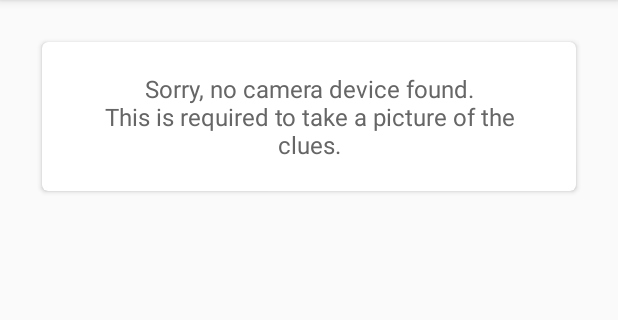
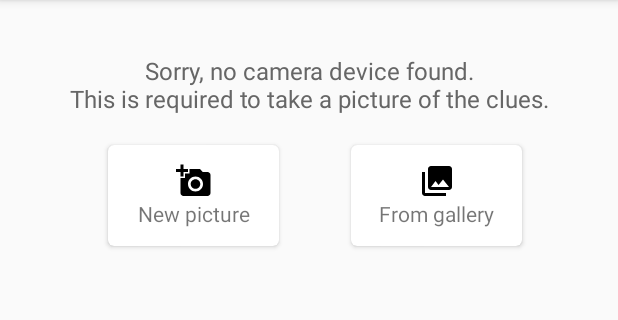
Before and after one commit to Thonners/CrosswordMaker, an Android app: the fragment CluePageFragment shown on its own in the app's theme, on a phone screen of 412 x 824 dp, the part 84-404 px from its top. Run offline under Robolectric (Android 15) with nearby library versions, the phone set to English and light mode, and no system bars; pictures from the network do not load; 2 statements that could not run were skipped.

Commit message:
Update CluesPageFragment to offer the option to take a new pic or load from gallery

```diff
--- a/app/src/main/res/layout/fragment_clues.xml
+++ b/app/src/main/res/layout/fragment_clues.xml
@@ -1,39 +1,123 @@
 <?xml version="1.0" encoding="utf-8"?>
 <LinearLayout xmlns:android="http://schemas.android.com/apk/res/android"
+    xmlns:app="http://schemas.android.com/apk/res-auto"
+    xmlns:tools="http://schemas.android.com/tools"
     android:id="@+id/clue_fragment_layout"
     android:orientation="vertical"
     android:layout_width="match_parent"
     android:layout_height="match_parent"
     android:padding="@dimen/clue_image_padding">
 
-    <androidx.cardview.widget.CardView
-        xmlns:card_view="http://schemas.android.com/apk/res-auto"
-        android:id="@+id/take_picture_clues_button"
-        android:layout_gravity="center"
-        android:layout_width="fill_parent"
-        android:layout_height="wrap_content"
-        card_view:cardCornerRadius="4dp"
-        android:layout_marginTop="@dimen/home_card_margin"
-        android:layout_marginLeft="@dimen/home_card_margin"
-        android:layout_marginRight="@dimen/home_card_margin">
+    <androidx.constraintlayout.widget.ConstraintLayout
+        android:id="@+id/get_clues_layout"
+        android:layout_width="match_parent"
+        android:layout_height="match_parent">
+
         <TextView
             android:id="@+id/take_picture_clues_text_view"
             android:layout_width="match_parent"
             android:layout_height="wrap_content"
+            android:layout_margin="@dimen/home_card_margin"
             android:gravity="center"
-            android:textStyle="normal"
+            android:padding="@dimen/home_card_padding"
+            android:text="@string/take_clue_picture_prompt"
             android:textColor="@color/text_default"
             android:textSize="@dimen/home_card_text_size_main"
-            android:text="@string/take_clue_picture_prompt"
-            android:padding="@dimen/home_card_padding"
-            android:layout_margin="@dimen/home_card_margin"
-            android:layout_alignParentTop="true"/>
-    </androidx.cardview.widget.CardView>
+            android:textStyle="normal"
+            app:layout_constraintTop_toTopOf="parent"
+            tools:layout_editor_absoluteX="12dp" />
+
+        <androidx.cardview.widget.CardView
+            android:id="@+id/take_picture_clues_button"
+            android:layout_width="0dp"
+            android:layout_height="wrap_content"
+            android:layout_gravity="center"
+            android:layout_marginStart="8dp"
+            android:layout_marginTop="@dimen/home_card_margin"
+            app:cardCornerRadius="4dp"
+            app:layout_constraintWidth_percent="0.3"
+            app:layout_constraintEnd_toStartOf="@+id/get_library_clues_button"
+            app:layout_constraintHorizontal_bias="0.5"
+            app:layout_constraintHorizontal_chainStyle="spread"
+            app:layout_constraintStart_toStartOf="parent"
+            app:layout_constraintTop_toBottomOf="@+id/take_picture_clues_text_view">
+
+            <androidx.constraintlayout.widget.ConstraintLayout
+                android:layout_width="match_parent"
+                android:layout_height="match_parent"
+                android:layout_margin="@dimen/home_card_margin">
+
+                <ImageView
+                    android:id="@+id/take_picture_clues_button_icon"
+                    android:layout_width="wrap_content"
+                    android:layout_height="wrap_content"
+                    android:src="@drawable/baseline_add_a_photo_24"
+                    android:contentDescription="@string/take_clue_picture_prompt_camera"
+                    app:layout_constraintEnd_toEndOf="parent"
+                    app:layout_constraintHorizontal_bias="0.5"
+                    app:layout_constraintStart_toStartOf="parent"
+                    app:layout_constraintTop_toTopOf="parent" />
+
+                <TextView
+                    android:layout_width="wrap_content"
+                    android:layout_height="wrap_content"
+                    android:text="@string/take_clue_picture_prompt_camera"
+                    app:layout_constraintEnd_toEndOf="parent"
+                    app:layout_constraintHorizontal_bias="0.5"
+                    app:layout_constraintStart_toStartOf="parent"
+                    app:layout_constraintTop_toBottomOf="@+id/take_picture_clues_button_icon" />
+            </androidx.constraintlayout.widget.ConstraintLayout>
+
+        </androidx.cardview.widget.CardView>
+
+        <androidx.cardview.widget.CardView
+            android:id="@+id/get_library_clues_button"
+            android:layout_width="0dp"
+            android:layout_height="wrap_content"
+            android:layout_gravity="center"
+            android:layout_marginTop="@dimen/home_card_margin"
+            app:cardCornerRadius="4dp"
+            app:layout_constraintWidth_percent="0.3"
+            app:layout_constraintEnd_toEndOf="parent"
+            app:layout_constraintHorizontal_bias="0.5"
+            app:layout_constraintStart_toEndOf="@+id/take_picture_clues_button"
+            app:layout_constraintTop_toBottomOf="@+id/take_picture_clues_text_view">
+
+            <androidx.constraintlayout.widget.ConstraintLayout
+                android:layout_width="match_parent"
+                android:layout_height="match_parent"
+                android:layout_margin="@dimen/home_card_margin">
+
+                <ImageView
+                    android:id="@+id/get_library_clues_button_icon"
+                    android:layout_width="wrap_content"
+                    android:layout_height="wrap_content"
+                    android:src="@drawable/baseline_collections_24"
+                    android:contentDescription="@string/take_clue_picture_prompt_library"
+                    app:layout_constraintEnd_toEndOf="parent"
+                    app:layout_constraintHorizontal_bias="0.5"
+                    app:layout_constraintStart_toStartOf="parent"
+                    app:layout_constraintTop_toTopOf="parent" />
+
+                <TextView
+                    android:layout_width="wrap_content"
+                    android:layout_height="wrap_content"
+                    android:text="@string/take_clue_picture_prompt_library"
+                    app:layout_constraintEnd_toEndOf="parent"
+                    app:layout_constraintHorizontal_bias="0.5"
+                    app:layout_constraintStart_toStartOf="parent"
+                    app:layout_constraintTop_toBottomOf="@+id/get_library_clues_button_icon" />
+            </androidx.constraintlayout.widget.ConstraintLayout>
+
+
+        </androidx.cardview.widget.CardView>
+    </androidx.constraintlayout.widget.ConstraintLayout>
 
     <com.thonners.crosswordmaker.TouchImageView
         android:id="@+id/image_view_clues"
         android:layout_width="fill_parent"
         android:layout_height="fill_parent"
-        android:layout_gravity="center_horizontal"/>
+        android:layout_gravity="center_horizontal" />
+
 
 </LinearLayout>
```
Also changed, not shown: app/src/main/java/com/thonners/crosswordmaker/CluePageFragment.java (+32 -19 lines).
